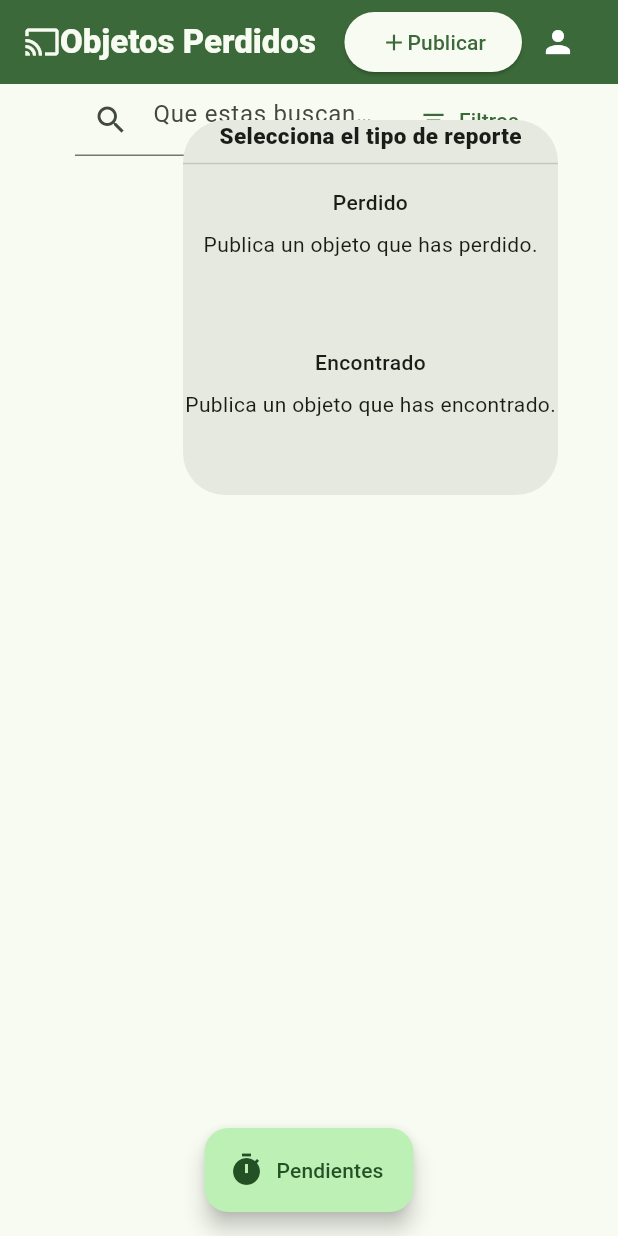
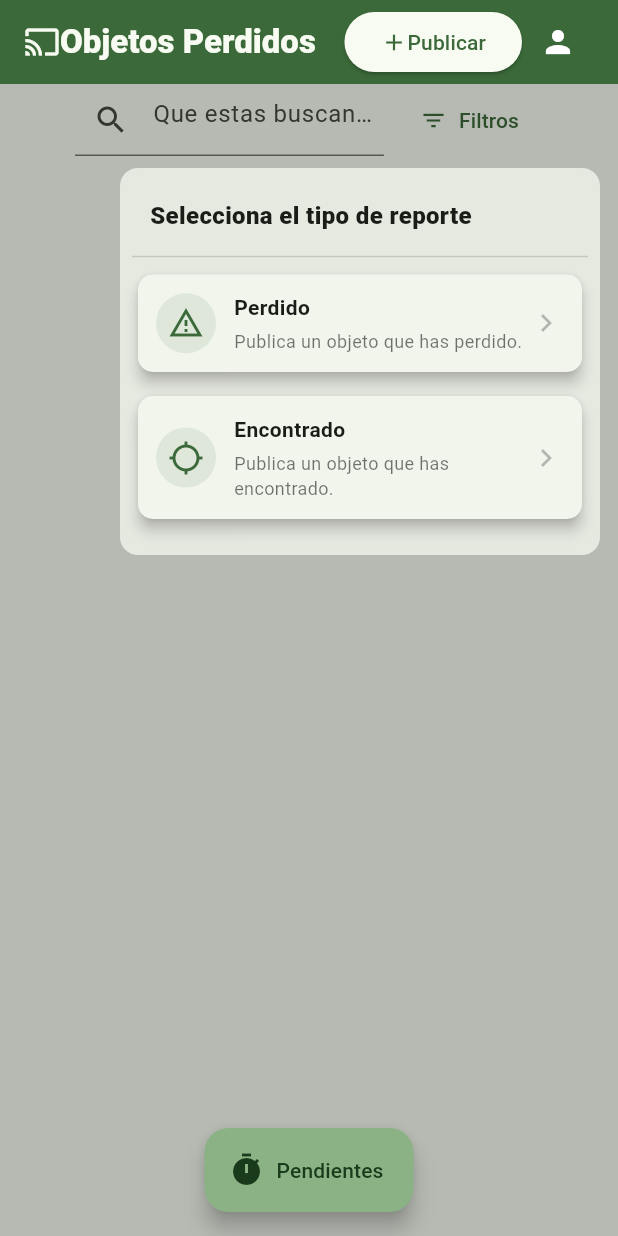
Before and after one commit to buscador-de-items-perdidos/Ing_Software_grupo4, a Flutter app: the screen it shows after launch, after a tap on "Publicar", on a phone screen of 412 x 824 dp. Run offline on Flutter 3.47's test engine with Material 3 defaults, Android fonts, the phone set to English and light mode, and no system bars; our stand-ins replace file_picker, flutter_map, latlong2; project files that could hold a hidden picture were left out.

Commit message:
Se mejoró el sistema de etiquetas y la estetica de la app bar

```diff
--- a/lib/appbar.dart
+++ b/lib/appbar.dart
@@ -64,38 +64,33 @@ class BotonPublicar extends StatelessWidget {
         ),
       ),
       onPressed: () => showDialog(
-        barrierColor: Colors.transparent,
+        barrierColor: Colors.black26,
         context: navKey.currentContext!,
         builder: (context) => Dialog(
-          constraints: BoxConstraints.loose(Size.square(250)),
+          shape: RoundedRectangleBorder(borderRadius: BorderRadius.circular(12)),
+          insetPadding: const EdgeInsets.only(top: 56, right: 12, left: 12),
           alignment: Alignment.topRight,
+          child: Container(
+            width: 320,
+            padding: const EdgeInsets.symmetric(vertical: 12, horizontal: 8),
             child: Column(
-            mainAxisAlignment: MainAxisAlignment.spaceBetween,
+              mainAxisSize: MainAxisSize.min,
+              crossAxisAlignment: CrossAxisAlignment.stretch,
               children: [
-              const Text(
+                const Padding(
+                  padding: EdgeInsets.symmetric(vertical: 8.0, horizontal: 12.0),
+                  child: Text(
                     "Selecciona el tipo de reporte",
-                style: TextStyle(fontSize: 15, fontWeight: FontWeight.w800),
-              ),
-              Divider(),
-              Expanded(
-                child: Column(
-                  children: [
-                    Expanded(
-                      child: _BotonMenu(
-                        navKey: navKey,
-                        tipo: TipoReporte.perdido,
+                    style: TextStyle(fontSize: 16, fontWeight: FontWeight.w800),
                   ),
                 ),
-                    Expanded(
-                      child: _BotonMenu(
-                        navKey: navKey,
-                        tipo: TipoReporte.encontrado,
-                      ),
-                    ),
+                const Divider(),
+                _BotonMenu(navKey: navKey, tipo: TipoReporte.perdido),
+                const SizedBox(height: 8),
+                _BotonMenu(navKey: navKey, tipo: TipoReporte.encontrado),
+                const SizedBox(height: 8),
               ],
             ),
-              ),
-            ],
           ),
         ),
       ),
@@ -117,51 +112,71 @@ class _BotonMenu extends StatelessWidget {
   _BotonMenu({required this.navKey, required this.tipo});
 
   final GlobalKey<NavigatorState> navKey;
+  final TipoReporte tipo;
 
-  final TipoReporte tipo;
-  String? titulo;
-  String? descripcion;
   @override
   Widget build(BuildContext context) {
+    late final String titulo;
+    late final String descripcion;
+    late final IconData icon;
+
     switch (tipo) {
       case TipoReporte.perdido:
-        titulo = "Perdido";
-        descripcion = "Publica un objeto que has perdido.";
+        titulo = 'Perdido';
+        descripcion = 'Publica un objeto que has perdido.';
+        icon = Icons.report_problem_outlined;
+        break;
       case TipoReporte.encontrado:
-        titulo = "Encontrado";
-        descripcion = "Publica un objeto que has encontrado.";
-      case TipoReporte.administracion:
-        titulo = "Anuncio";
-        descripcion = "Publica anuncios de administración.";
+        titulo = 'Encontrado';
+        descripcion = 'Publica un objeto que has encontrado.';
+        icon = Icons.location_searching_outlined;
+        break;
+      default:
+        titulo = 'Reporte';
+        descripcion = 'Publica un reporte.';
+        icon = Icons.info_outline;
+        break;
     }
-    return SizedBox(
-      width: double.infinity,
+
+    return Card(
+      elevation: 4,
+      shape: RoundedRectangleBorder(borderRadius: BorderRadius.circular(10)),
       child: InkWell(
-        child: Column(
-          children: [
-            Padding(
-              padding: const EdgeInsets.all(8.0),
-              child: Text(
-                titulo!,
-                textAlign: TextAlign.center,
-                style: TextStyle(fontSize: 14, fontWeight: FontWeight.w500),
-              ),
-            ),
-            Text(descripcion!),
-          ],
-        ),
+        borderRadius: BorderRadius.circular(10),
         onTap: () {
           Navigator.pop(context);
           navKey.currentState!.push(
             MaterialPageRoute(
               builder: (_) {
                 final uuid = Uuid().v7();
-
                 return ReportDisplay.vacio(uuid, modo: Modo.Editar, tipo: tipo);
               },
             ),
           );
         },
+        child: Padding(
+          padding: const EdgeInsets.symmetric(vertical: 12.0, horizontal: 12.0),
+          child: Row(
+            children: [
+              CircleAvatar(
+                backgroundColor: Theme.of(context).primaryColor.withOpacity(0.1),
+                child: Icon(icon, color: Theme.of(context).primaryColor),
+              ),
+              const SizedBox(width: 12),
+              Expanded(
+                child: Column(
+                  crossAxisAlignment: CrossAxisAlignment.start,
+                  children: [
+                    Text(titulo, style: const TextStyle(fontWeight: FontWeight.w700)),
+                    const SizedBox(height: 4),
+                    Text(descripcion, style: const TextStyle(fontSize: 12, color: Colors.black54)),
+                  ],
+                ),
+              ),
+              const Icon(Icons.chevron_right_outlined, color: Colors.black26),
+            ],
+          ),
+        ),
       ),
     );
   }
--- a/lib/menu_reportes.dart
+++ b/lib/menu_reportes.dart
@@ -68,7 +68,6 @@ class _MenuReportesState extends State<MenuReportes> {
                   if (rep == null) return false;
                   final matchesText = rep.titulo.toLowerCase().contains(input.toLowerCase());
 
-                  // If no filters selected, only filter by text
                   bool matchesFilters = true;
 
                   if (_activeTagFilters.isNotEmpty) {
@@ -135,7 +134,6 @@ class _MenuReportesState extends State<MenuReportes> {
   }
 
   Future<void> _openFilterDialog() async {
-    // collect all tag names from existing reports
     final reports = ReportHandler.getReportes;
     final Set<String> availableTags = {};
     final Set<String> availableColorsFromReports = {};
@@ -147,22 +145,20 @@ class _MenuReportesState extends State<MenuReportes> {
         availableTags.add(tag.nombre);
         availableColorsFromReports.add(tag.colorName);
       }
-      availableTiposFromReports.add(r.tipo.name);
+      if (r.tipo.name != 'administracion') availableTiposFromReports.add(r.tipo.name);
     }
 
-    // Also include global color list from report_display if available
     final Set<String> availableColors = {};
     try {
       availableColors.addAll(colorNameToHex.keys);
     } catch (_) {
-      // ignore if symbol not accessible
+
     }
     availableColors.addAll(availableColorsFromReports);
 
-    // Tipos: use enum values for TipoReporte as base
     final Set<String> availableTipos = {};
     try {
-      availableTipos.addAll(TipoReporte.values.map((t) => t.name));
+      availableTipos.addAll(TipoReporte.values.where((t) => t.name != 'administracion').map((t) => t.name));
     } catch (_) {}
     availableTipos.addAll(availableTiposFromReports);
 
--- a/lib/modelos/reporte.dart
+++ b/lib/modelos/reporte.dart
@@ -4,23 +4,25 @@ import 'package:ing_software_grupo4/modelos/tag.dart';
 import 'package:latlong2/latlong.dart';
 
 class Reporte {
-  const Reporte(
+  Reporte(
     this.titulo,
     this.descripcion,
     this.autor,
     this.objeto,
     this.tipo,
-    LatLng this.ubicacion, {
+    LatLng? this.ubicacion, {
+    DateTime? fecha,
     this.imagenes = const [],
     this.imagenesBytes = const [],
     this.etiquetas = const [],
-  });
+  }) : fecha = fecha ?? DateTime.now();
 
-  const Reporte.vacio(this.tipo, this.autor)
+  Reporte.vacio(this.tipo, this.autor)
     : titulo = "",
       descripcion = "",
       objeto = "",
       ubicacion = null,
+      fecha = DateTime.now(),
       imagenes = const [],
       imagenesBytes = const [],
       etiquetas = const [];
@@ -30,6 +32,7 @@ class Reporte {
   final String autor; //Se deberia cambiar una clase propia a futuro
   final String objeto;
   final LatLng? ubicacion;
+  final DateTime fecha;
   final TipoReporte tipo;
   final List<String> imagenes; // rutas absolutas de archivos de imagen
   final List<Uint8List> imagenesBytes; // imágenes en memoria (web/desktop)
--- a/lib/report_display.dart
+++ b/lib/report_display.dart
@@ -883,27 +883,55 @@ class DetallesReporte extends StatelessWidget {
         Expanded(
           child: Column(
             mainAxisAlignment: MainAxisAlignment.start,
+            crossAxisAlignment: CrossAxisAlignment.center,
             children: [
               Text(
                 "Detalles del reporte",
                 style: TextStyle(fontWeight: FontWeight.w500, fontSize: 18),
                 textAlign: TextAlign.center,
               ),
+              const SizedBox(height: 6),
               Text(
                 "Autor: ${SessionHandler.nombreUsuario}",
                 style: TextStyle(fontSize: 15, fontWeight: FontWeight.w200),
-                textAlign: TextAlign.left,
+                textAlign: TextAlign.center,
               ),
+              const SizedBox(height: 4),
               Text(
                 "Tipo: Objeto ${reporte.tipo.name}",
                 style: TextStyle(fontSize: 15, fontWeight: FontWeight.w200),
-                textAlign: TextAlign.left,
+                textAlign: TextAlign.center,
               ),
               Text(
-                "Fecha: 04/11/2025", //TODO: Incluir fecha en reporte
+                "Fecha: ${reporte.fecha.day.toString().padLeft(2,'0')}/${reporte.fecha.month.toString().padLeft(2,'0')}/${reporte.fecha.year}",
                 style: TextStyle(fontSize: 15, fontWeight: FontWeight.w200),
+                textAlign: TextAlign.center,
               ),
               const SizedBox(height: 8),
+              // show categories and colors summary when viewing (not editing)
+              Builder(builder: (context) {
+                final cats = selectedTags.map((t) => t.nombre).join(', ');
+                final colorSet = selectedTags.map((t) => t.colorName).where((c) => c != 'blanco').toSet();
+                final colorsPretty = colorSet.map((c) => prettifyColorName(c)).join(', ');
+                return Column(
+                  children: [
+                    if (cats.isNotEmpty)
+                      Text(
+                        'Categoría(s): $cats',
+                        textAlign: TextAlign.center,
+                        style: TextStyle(fontSize: 14, fontWeight: FontWeight.w400),
+                      ),
+                    if (colorsPretty.isNotEmpty)
+                      Text(
+                        'Color(es): $colorsPretty',
+                        textAlign: TextAlign.center,
+                        style: TextStyle(fontSize: 14, fontWeight: FontWeight.w400),
+                      ),
+                  ],
+                );
+              }),
+              const SizedBox(height: 8),
+              // chips with colored backgrounds removed per request; keeping textual summary above
               if (editable)
                 Padding(
                   padding: const EdgeInsets.only(bottom: 12.0),
```
Lines whose indentation alone changed are shown as unchanged.
